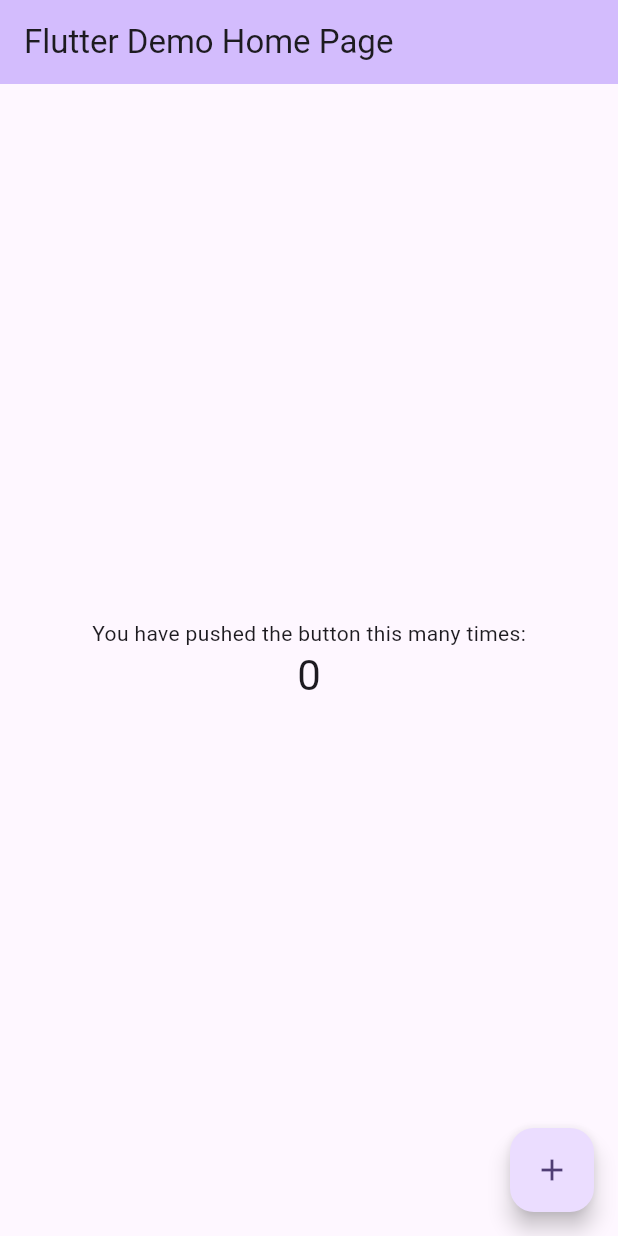
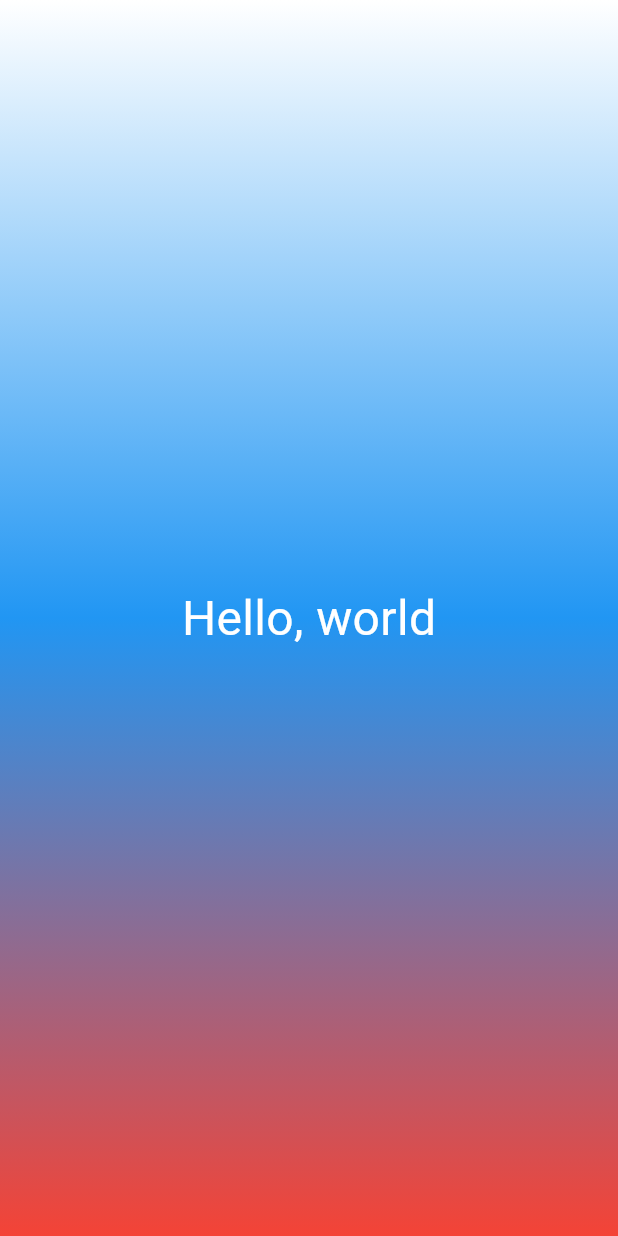
Before and after one commit to ssscvlnk/Flutter_Lab3, a Flutter app: the screen it shows after launch, on a phone screen of 412 x 824 dp. Run offline on Flutter 3.47's test engine with Material 3 defaults, Android fonts, the phone set to English and light mode, and no system bars.

Commit message:
Create basic UI with gradient background and styled text

```diff
--- a/lib/main.dart
+++ b/lib/main.dart
@@ -1,122 +1,29 @@
 import 'package:flutter/material.dart';
 
 void main() {
-  runApp(const MyApp());
+  runApp(
+    MaterialApp(
+      debugShowCheckedModeBanner: false,
+      home: (Scaffold(
+        body: Container(
+          decoration: BoxDecoration(
+            gradient: LinearGradient(colors: [
+              Colors.white,
+              Colors.blue,
+              Colors.red,
+            ],
+            begin: Alignment.topCenter,
+            end: Alignment.bottomCenter)
+          ),
+          child: Center(
+            child: Text("Hello, world",
+            style: TextStyle(
+              color: Colors.white,
+              fontSize: 32
+            ),),
+          ),
+        ),
+      )),
+    ),
+  );
 }
-
-class MyApp extends StatelessWidget {
-  const MyApp({super.key});
-
-  // This widget is the root of your application.
-  @override
-  Widget build(BuildContext context) {
-    return MaterialApp(
-      title: 'Flutter Demo',
-      theme: ThemeData(
-        // This is the theme of your application.
-        //
-        // TRY THIS: Try running your application with "flutter run". You'll see
-        // the application has a purple toolbar. Then, without quitting the app,
-        // try changing the seedColor in the colorScheme below to Colors.green
-        // and then invoke "hot reload" (save your changes or press the "hot
-        // reload" button in a Flutter-supported IDE, or press "r" if you used
-        // the command line to start the app).
-        //
-        // Notice that the counter didn't reset back to zero; the application
-        // state is not lost during the reload. To reset the state, use hot
-        // restart instead.
-        //
-        // This works for code too, not just values: Most code changes can be
-        // tested with just a hot reload.
-        colorScheme: .fromSeed(seedColor: Colors.deepPurple),
-      ),
-      home: const MyHomePage(title: 'Flutter Demo Home Page'),
-    );
-  }
-}
-
-class MyHomePage extends StatefulWidget {
-  const MyHomePage({super.key, required this.title});
-
-  // This widget is the home page of your application. It is stateful, meaning
-  // that it has a State object (defined below) that contains fields that affect
-  // how it looks.
-
-  // This class is the configuration for the state. It holds the values (in this
-  // case the title) provided by the parent (in this case the App widget) and
-  // used by the build method of the State. Fields in a Widget subclass are
-  // always marked "final".
-
-  final String title;
-
-  @override
-  State<MyHomePage> createState() => _MyHomePageState();
-}
-
-class _MyHomePageState extends State<MyHomePage> {
-  int _counter = 0;
-
-  void _incrementCounter() {
-    setState(() {
-      // This call to setState tells the Flutter framework that something has
-      // changed in this State, which causes it to rerun the build method below
-      // so that the display can reflect the updated values. If we changed
-      // _counter without calling setState(), then the build method would not be
-      // called again, and so nothing would appear to happen.
-      _counter++;
-    });
-  }
-
-  @override
-  Widget build(BuildContext context) {
-    // This method is rerun every time setState is called, for instance as done
-    // by the _incrementCounter method above.
-    //
-    // The Flutter framework has been optimized to make rerunning build methods
-    // fast, so that you can just rebuild anything that needs updating rather
-    // than having to individually change instances of widgets.
-    return Scaffold(
-      appBar: AppBar(
-        // TRY THIS: Try changing the color here to a specific color (to
-        // Colors.amber, perhaps?) and trigger a hot reload to see the AppBar
-        // change color while the other colors stay the same.
-        backgroundColor: Theme.of(context).colorScheme.inversePrimary,
-        // Here we take the value from the MyHomePage object that was created by
-        // the App.build method, and use it to set our appbar title.
-        title: Text(widget.title),
-      ),
-      body: Center(
-        // Center is a layout widget. It takes a single child and positions it
-        // in the middle of the parent.
-        child: Column(
-          // Column is also a layout widget. It takes a list of children and
-          // arranges them vertically. By default, it sizes itself to fit its
-          // children horizontally, and tries to be as tall as its parent.
-          //
-          // Column has various properties to control how it sizes itself and
-          // how it positions its children. Here we use mainAxisAlignment to
-          // center the children vertically; the main axis here is the vertical
-          // axis because Columns are vertical (the cross axis would be
-          // horizontal).
-          //
-          // TRY THIS: Invoke "debug painting" (choose the "Toggle Debug Paint"
-          // action in the IDE, or press "p" in the console), to see the
-          // wireframe for each widget.
-          mainAxisAlignment: .center,
-          children: [
-            const Text('You have pushed the button this many times:'),
-            Text(
-              '$_counter',
-              style: Theme.of(context).textTheme.headlineMedium,
-            ),
-          ],
-        ),
-      ),
-      floatingActionButton: FloatingActionButton(
-        onPressed: _incrementCounter,
-        tooltip: 'Increment',
-        child: const Icon(Icons.add),
-      ),
-    );
-  }
-}
```
Also changed, not shown: img/step1_Startseva.png (added), img/step2_Startseva.png (added), 1 other file.
